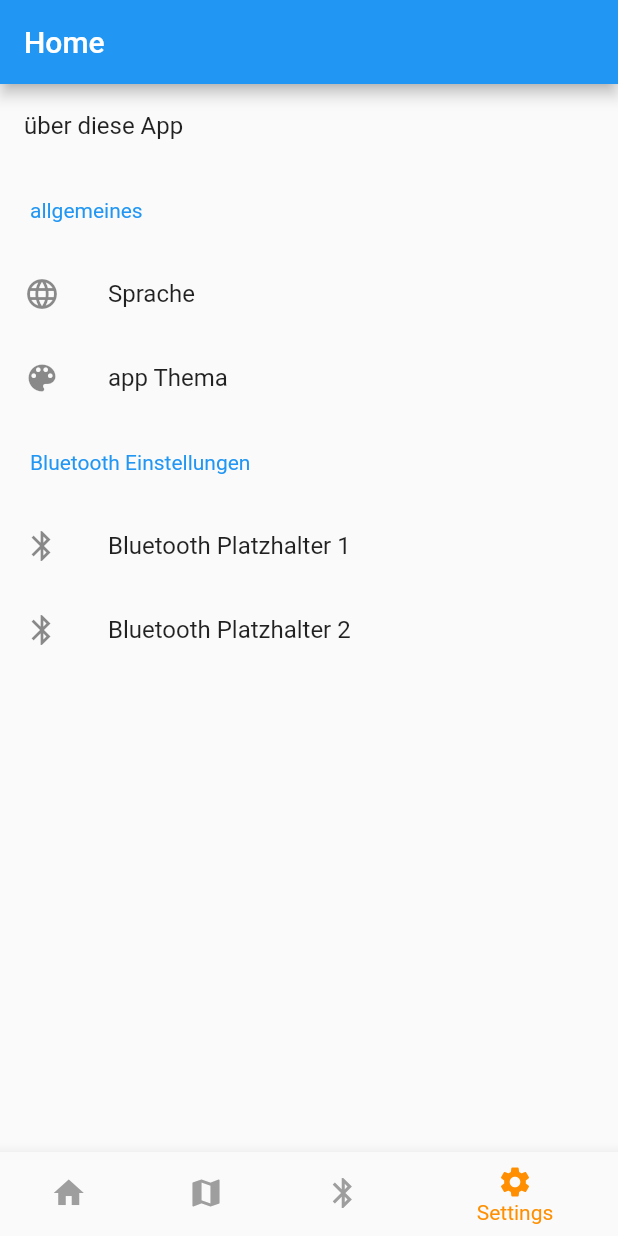
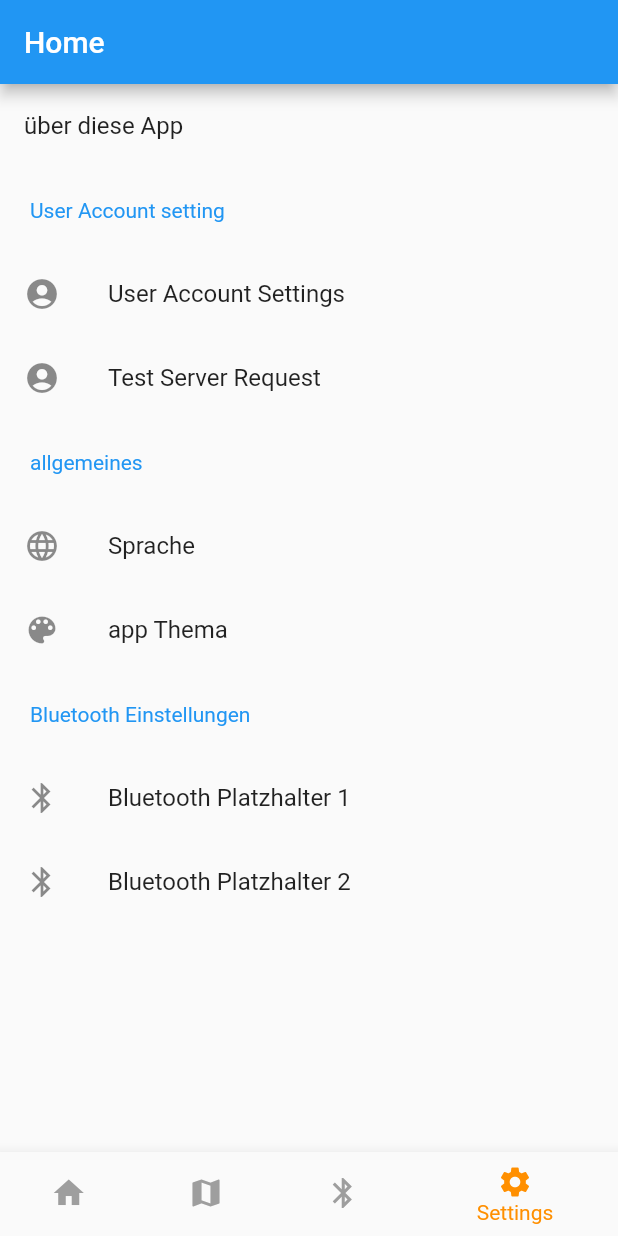
Before and after one commit to pascalboehler/Bycicle-Sensor-Project, a Flutter app: the screen it shows after launch, item 4 of the bottom bar chosen, on a phone screen of 412 x 824 dp. Run offline on Flutter 3.47's test engine with Material 2 defaults, Android fonts, the phone set to English and light mode, and no system bars; our stand-ins replace charts_flutter, flutter_bluetooth_serial, flutter_map, geolocator, latlong, location and 1 more; statements that could not run were skipped.

Commit message:
Added user accout settings and test API settings

```diff
--- a/app/digiroad/lib/views/settings.dart
+++ b/app/digiroad/lib/views/settings.dart
@@ -1,5 +1,9 @@
 import 'package:flutter/material.dart';
 import 'about.dart';
+import 'package:shared_preferences/shared_preferences.dart';
+import 'login.dart';
+import 'settings_user-account.dart';
+import 'TestServerRequest.dart';
 
 class settings extends StatefulWidget {
   @override
@@ -7,6 +11,9 @@ class settings extends StatefulWidget {
 }
 
 class _settingsState extends State<settings> {
+
+
+
   @override
   Widget build(BuildContext context) {
     return Container(
@@ -18,6 +25,34 @@ class _settingsState extends State<settings> {
               Navigator.of(context)
                   .push(MaterialPageRoute(builder: (context) {
                 return about();
+              }));
+            },
+          ),
+          Padding(
+            padding: const EdgeInsets.all(20.0),
+            child: Text('User Account setting',
+              style: TextStyle(color: Colors.blue[500]
+              ),
+            ),
+          ),
+
+          ListTile(
+            leading: Icon(Icons.account_circle),
+            title: Text('User Account Settings'),
+            onTap: () {
+              Navigator.of(context)
+                  .push(MaterialPageRoute(builder: (context) {
+                return userAccountSettings();
+              }));
+            },
+          ),
+          ListTile(
+            leading: Icon(Icons.account_circle),
+            title: Text('Test Server Request'),
+            onTap: () {
+              Navigator.of(context)
+                  .push(MaterialPageRoute(builder: (context) {
+                return TestServerRequests();
               }));
             },
           ),
```
